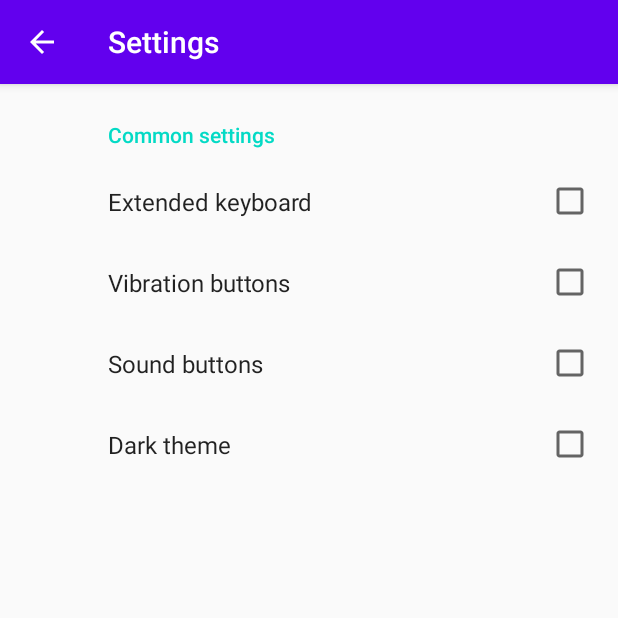
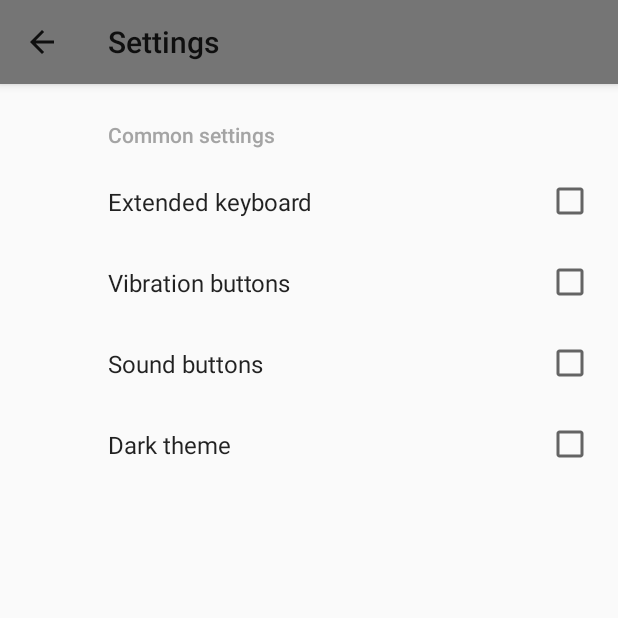
Before and after one commit to SolarisD/Calc, an Android app: the screen it shows after launch (SettingsActivity), in the options menu, after a tap on "Settings", on a phone screen of 412 x 824 dp, the top half of it. Run offline under Robolectric (Android 15) with nearby library versions, the phone set to English and light mode, and no system bars; our stand-ins replace Room's generated code, androidx.preference; 3 statements that could not run were skipped.

Commit message:
Add Light/Dark theme switch

```diff
--- a/app/build.gradle
+++ b/app/build.gradle
@@ -53,7 +53,7 @@ dependencies {
     implementation "androidx.lifecycle:lifecycle-extensions:2.2.0"
     implementation "androidx.lifecycle:lifecycle-viewmodel:2.2.0"
     implementation "androidx.preference:preference-ktx:1.1.1"
-
+    implementation 'com.google.android.material:material:1.2.1'
 
     //ROOM
     def roomVersion = "2.2.5"
--- a/app/src/main/AndroidManifest.xml
+++ b/app/src/main/AndroidManifest.xml
@@ -5,12 +5,13 @@
     <uses-permission android:name="android.permission.VIBRATE" />
 
     <application
+        android:name=".App"
         android:allowBackup="true"
         android:icon="@mipmap/ic_launcher"
         android:label="@string/app_name"
         android:roundIcon="@mipmap/ic_launcher_round"
         android:supportsRtl="true"
-        android:theme="@style/AppTheme">
+        android:theme="@style/AppThemeLight">
         <activity android:name=".view.HistoryActivity"
             android:label="History"
             android:parentActivityName=".view.MainActivity">
--- /dev/null
+++ b/app/src/main/java/com/solarisd/calc/App.kt
@@ -0,0 +1,6 @@
+package com.solarisd.calc
+
+import android.app.Application
+
+class App: Application() {
+}
--- a/app/src/main/java/com/solarisd/calc/view/HistoryActivity.kt
+++ b/app/src/main/java/com/solarisd/calc/view/HistoryActivity.kt
@@ -17,6 +17,7 @@ class HistoryActivity : AppCompatActivity() {
     private val vm: MainViewModel by viewModels()
     override fun onCreate(savedInstanceState: Bundle?) {
         super.onCreate(savedInstanceState)
+        if(vm.darkTheme) setTheme(R.style.AppThemeDark)
         setContentView(R.layout.activity_history)
         supportActionBar?.setDisplayHomeAsUpEnabled(true)
         btn_history_close.setOnClickListener {
--- a/app/src/main/java/com/solarisd/calc/view/MainActivity.kt
+++ b/app/src/main/java/com/solarisd/calc/view/MainActivity.kt
@@ -15,6 +15,7 @@ class MainActivity : AppCompatActivity() {
     private val vm: MainViewModel by viewModels()
     override fun onCreate(savedInstanceState: Bundle?) {
         super.onCreate(savedInstanceState)
+        if(vm.darkTheme) setTheme(R.style.AppThemeDark)
         setContentView(R.layout.activity_main)
         registerDisplays()
         loadKeyboard()
--- a/app/src/main/java/com/solarisd/calc/view/SettingsActivity.kt
+++ b/app/src/main/java/com/solarisd/calc/view/SettingsActivity.kt
@@ -2,14 +2,18 @@ package com.solarisd.calc.view
 
 import androidx.appcompat.app.AppCompatActivity
 import android.os.Bundle
+import androidx.activity.viewModels
 import androidx.fragment.app.commit
 import androidx.fragment.app.replace
 import androidx.preference.PreferenceFragmentCompat
 import com.solarisd.calc.R
+import com.solarisd.calc.viewmodel.MainViewModel
 
 class SettingsActivity : AppCompatActivity() {
+    private val vm: MainViewModel by viewModels()
     override fun onCreate(savedInstanceState: Bundle?) {
         super.onCreate(savedInstanceState)
+        if(vm.darkTheme) setTheme(R.style.AppThemeDark)
         setContentView(R.layout.activity_settings)
         supportActionBar?.setDisplayHomeAsUpEnabled(true)
         supportFragmentManager
@@ -22,6 +26,5 @@ class SettingsActivity : AppCompatActivity() {
         override fun onCreatePreferences(savedInstanceState: Bundle?, rootKey: String?) {
             setPreferencesFromResource(R.xml.calc_settings, rootKey)
         }
-
     }
 }
--- a/app/src/main/java/com/solarisd/calc/viewmodel/MainViewModel.kt
+++ b/app/src/main/java/com/solarisd/calc/viewmodel/MainViewModel.kt
@@ -32,6 +32,8 @@ class MainViewModel(application: Application): AndroidViewModel(application){
     //PUBLIC
     val keyboard: Boolean
     get() = pref.getBoolean("extended_keyboard", false)
+    val darkTheme: Boolean
+    get() = pref.getBoolean("dark_theme", false)
     val bufferDisplay:  LiveData<String> = Transformations.map(c.buffer){
         it?.toString() ?: "0"
     }
--- a/app/src/main/res/values/colors.xml
+++ b/app/src/main/res/values/colors.xml
@@ -1,7 +1,7 @@
 <?xml version="1.0" encoding="utf-8"?>
 <resources>
     <color name="ic_launcher_background">#E1E1E4</color>
-    <color name="colorPrimary">#6200EE</color>
-    <color name="colorPrimaryDark">#3700B3</color>
-    <color name="colorAccent">#03DAC5</color>
+    <color name="colorPrimary">#757575</color>
+    <color name="colorPrimaryDark">#494949</color>
+    <color name="colorAccent">#a4a4a4</color>
 </resources>
--- a/app/src/main/res/values/styles.xml
+++ b/app/src/main/res/values/styles.xml
@@ -1,6 +1,13 @@
 <resources>
     <!-- Base application theme. -->
-    <style name="AppTheme" parent="Theme.AppCompat.Light.DarkActionBar">
+    <style name="AppThemeLight" parent="Theme.Design.Light">
+        <!-- Customize your theme here. -->
+        <item name="colorPrimary">@color/colorPrimary</item>
+        <item name="colorPrimaryDark">@color/colorPrimaryDark</item>
+        <item name="colorAccent">@color/colorAccent</item>
+    </style>
+
+    <style name="AppThemeDark" parent="Theme.Design">
         <!-- Customize your theme here. -->
         <item name="colorPrimary">@color/colorPrimary</item>
         <item name="colorPrimaryDark">@color/colorPrimaryDark</item>
```
